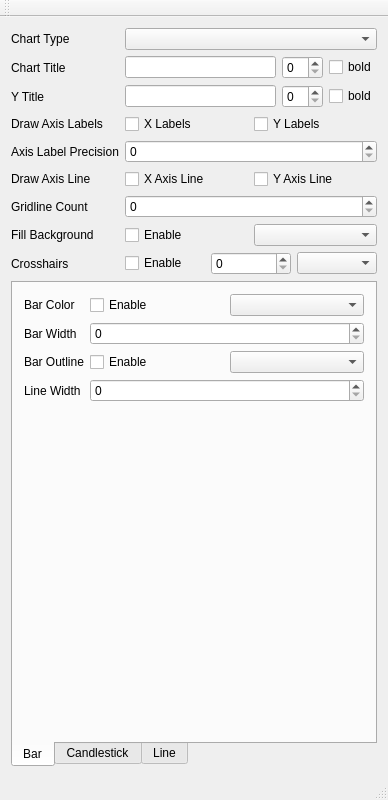
Before: the Qt Designer form chartexamples/mainwindow.ui in presstab/psscharts, drawn with Qt 5.
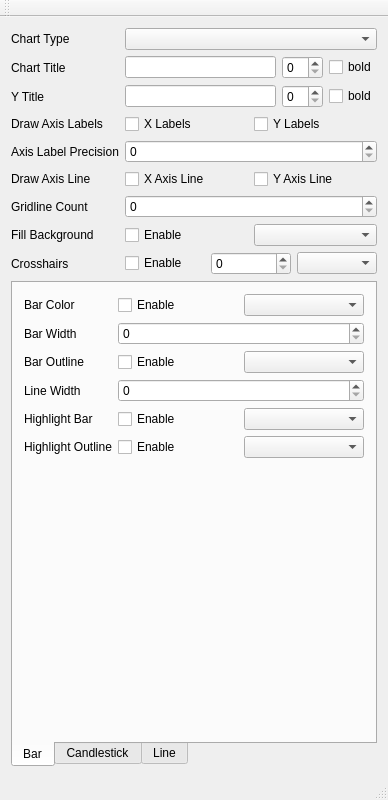
After: the same form once the commit is applied.

Commit message: Highlight Bars

```diff
--- a/chartexamples/mainwindow.ui
+++ b/chartexamples/mainwindow.ui
@@ -270,6 +270,48 @@
             <item row="3" column="1">
              <widget class="QSpinBox" name="spinboxBarLineWidth"/>
             </item>
+            <item row="4" column="0">
+             <widget class="QLabel" name="label_23">
+              <property name="text">
+               <string>Highlight Bar</string>
+              </property>
+             </widget>
+            </item>
+            <item row="5" column="0">
+             <widget class="QLabel" name="label_24">
+              <property name="text">
+               <string>Highlight Outline</string>
+              </property>
+             </widget>
+            </item>
+            <item row="4" column="1">
+             <layout class="QHBoxLayout" name="horizontalLayout_16">
+              <item>
+               <widget class="QCheckBox" name="checkboxHighlightBar">
+                <property name="text">
+                 <string>Enable</string>
+                </property>
+               </widget>
+              </item>
+              <item>
+               <widget class="QComboBox" name="comboboxHighlightBar"/>
+              </item>
+             </layout>
+            </item>
+            <item row="5" column="1">
+             <layout class="QHBoxLayout" name="horizontalLayout_17">
+              <item>
+               <widget class="QCheckBox" name="checkboxHighlightLine">
+                <property name="text">
+                 <string>Enable</string>
+                </property>
+               </widget>
+              </item>
+              <item>
+               <widget class="QComboBox" name="comboboxHighlightLine"/>
+              </item>
+             </layout>
+            </item>
            </layout>
           </widget>
           <widget class="QWidget" name="tabCandle">
```
The commit also changes 3 other files.
